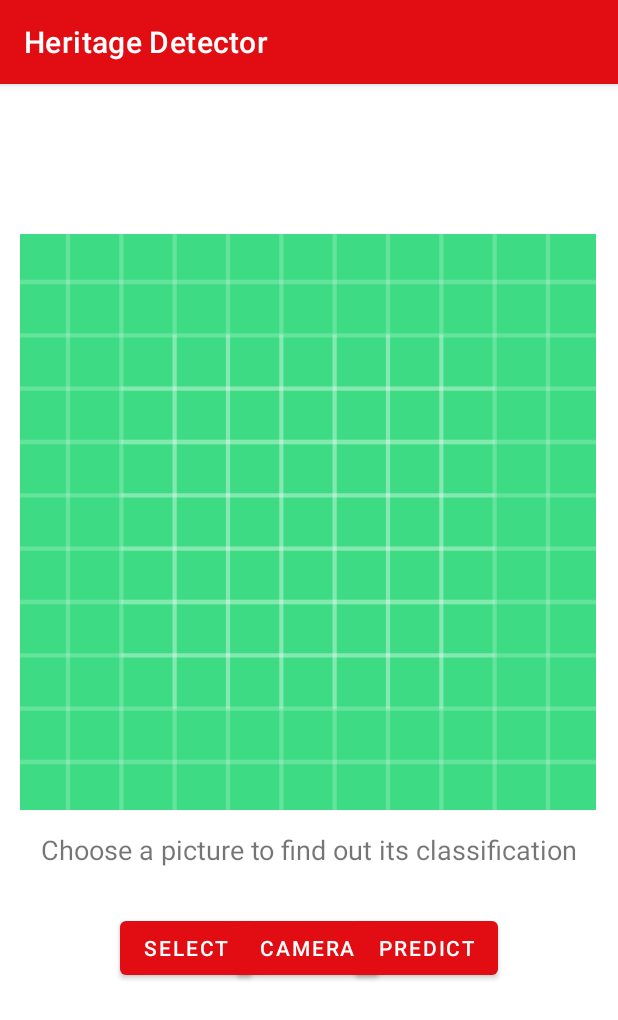
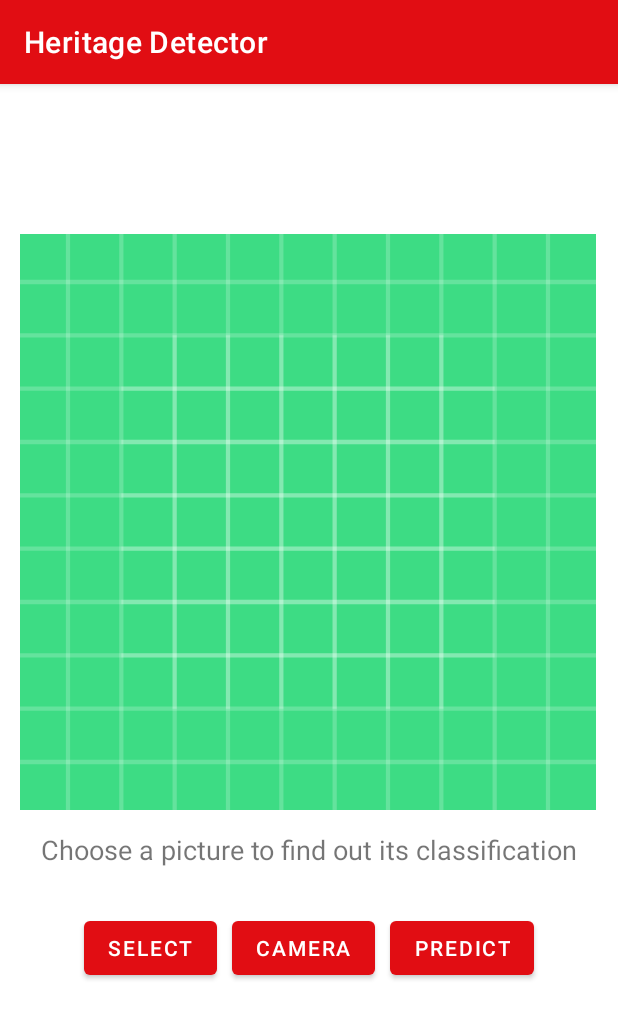
Before and after one commit to dropino/sistemiDigitali, an Android app: the screen it shows after launch (MainActivity), on a phone screen of 412 x 824 dp. Shown: the top 1020 px of the screen. Run offline under Robolectric (Android 15) with nearby library versions, the light colour scheme and no system bars; libraries missing offline, so code that uses them is left out: org.tensorflow.lite.

Commit message:
Minor fix

```diff
--- a/SistemiDigitaliApplication/app/src/main/res/layout/activity_main.xml
+++ b/SistemiDigitaliApplication/app/src/main/res/layout/activity_main.xml
@@ -39,7 +39,7 @@
         android:layout_width="wrap_content"
         android:layout_height="wrap_content"
         android:layout_marginTop="20dp"
-        android:layout_marginEnd="80dp"
+        android:layout_marginEnd="56dp"
         android:text="Predict"
         app:layout_constraintEnd_toEndOf="parent"
         app:layout_constraintTop_toBottomOf="@+id/textView2" />
@@ -48,7 +48,7 @@
         android:id="@+id/selectButton"
         android:layout_width="wrap_content"
         android:layout_height="wrap_content"
-        android:layout_marginStart="80dp"
+        android:layout_marginStart="56dp"
         android:layout_marginTop="20dp"
         android:text="Select"
         app:layout_constraintStart_toStartOf="parent"
@@ -89,11 +89,10 @@
         android:id="@+id/simulateButton"
         android:layout_width="wrap_content"
         android:layout_height="wrap_content"
-        android:layout_marginBottom="100dp"
+        android:layout_marginBottom="48dp"
         android:text="simulate"
         app:layout_constraintBottom_toBottomOf="parent"
         app:layout_constraintEnd_toEndOf="parent"
-        app:layout_constraintHorizontal_bias="0.471"
         app:layout_constraintStart_toStartOf="parent" />
 
 </androidx.constraintlayout.widget.ConstraintLayout>
--- a/SistemiDigitaliApplication/app/src/main/res/layout/activity_simulate.xml
+++ b/SistemiDigitaliApplication/app/src/main/res/layout/activity_simulate.xml
@@ -34,7 +34,7 @@
         android:layout_width="116dp"
         android:layout_height="40dp"
         android:layout_marginStart="4dp"
-        android:layout_marginTop="28dp"
+        android:layout_marginTop="40dp"
         android:ems="10"
         android:inputType="numberDecimal"
         app:layout_constraintStart_toEndOf="@+id/radius"
@@ -57,7 +57,7 @@
         android:layout_width="116dp"
         android:layout_height="40dp"
         android:layout_marginStart="4dp"
-        android:layout_marginTop="192dp"
+        android:layout_marginTop="172dp"
         android:layout_marginEnd="128dp"
         android:ems="10"
         android:inputType="numberDecimal"
```
Also changed, not shown: SistemiDigitaliApplication/app/src/main/java/it/unibo/sistemidigitali/MainActivity.kt (+12 -6 lines), SistemiDigitaliApplication/app/src/main/java/it/unibo/sistemidigitali/Simulation.kt (+12 -0 lines), SistemiDigitaliApplication/app/src/main/java/it/unibo/sistemidigitali/SimulationActivity.kt (+11 -8 lines).
